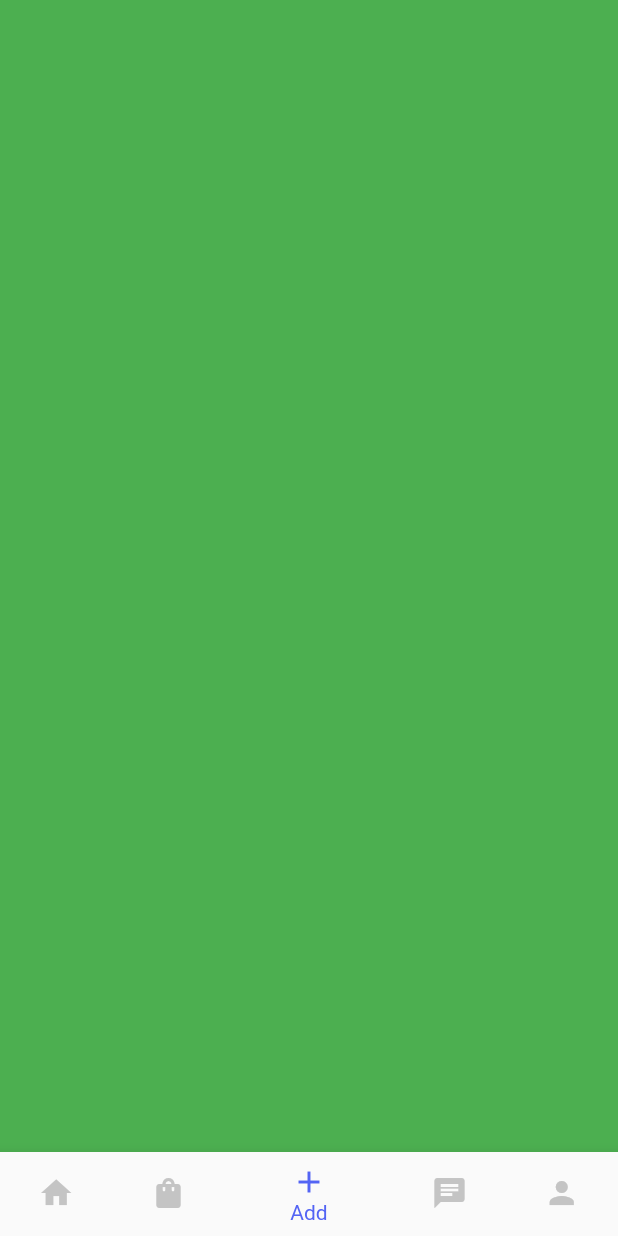
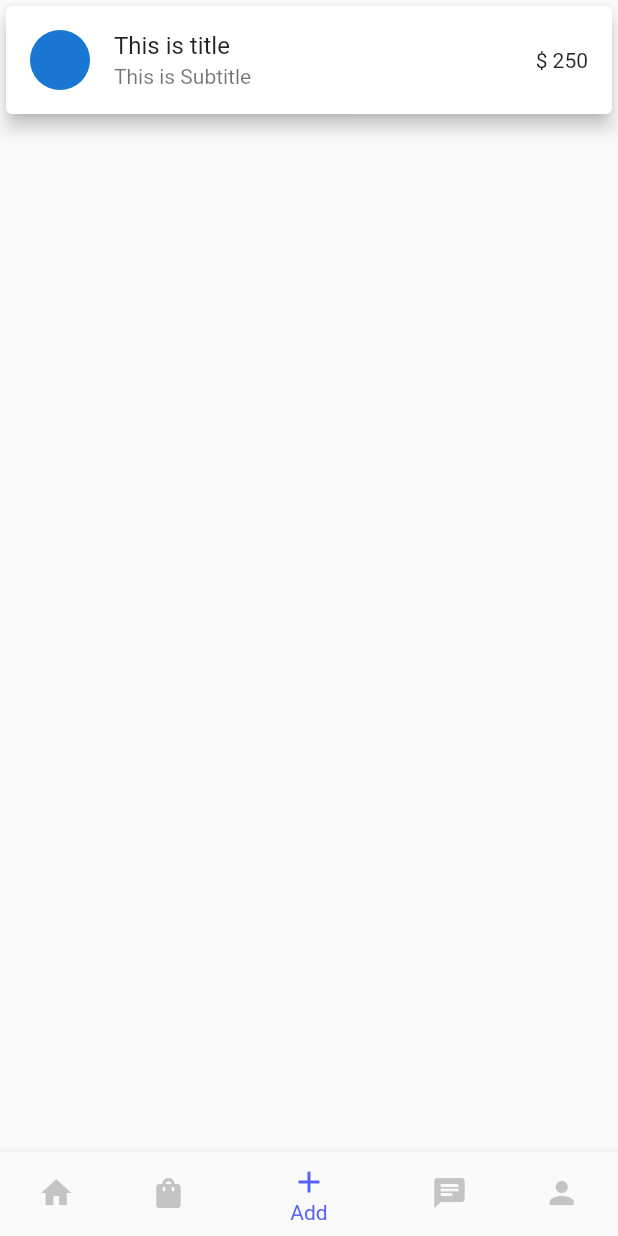
Before and after one commit to irfan701/Flutter, a Flutter app: the screen it shows after launch, item 3 of the bottom bar chosen, on a phone screen of 412 x 824 dp. Run offline on Flutter 3.47's test engine with Material 2 defaults, Android fonts, the light colour scheme and no system bars.

Commit message:
ListTile
ListTile

```diff
--- a/bin/day4/first_app/lib/pages/add.dart
+++ b/bin/day4/first_app/lib/pages/add.dart
@@ -5,6 +5,23 @@ class AddScreen extends StatelessWidget {
 
   @override
   Widget build(BuildContext context) {
-    return Scaffold(backgroundColor: Colors.green);
+    return Scaffold(
+        //backgroundColor: Colors.green
+
+        body: SafeArea(
+      child: Column(
+        children: [
+          Card(
+            elevation: 5,
+            child: ListTile(
+              leading: CircleAvatar(),
+              title: Text("This is title"),
+              subtitle: Text("This is Subtitle"),
+              trailing: Text("\$ 250"),
+            ),
+          )
+        ],
+      ),
+    ));
   }
 }
```
